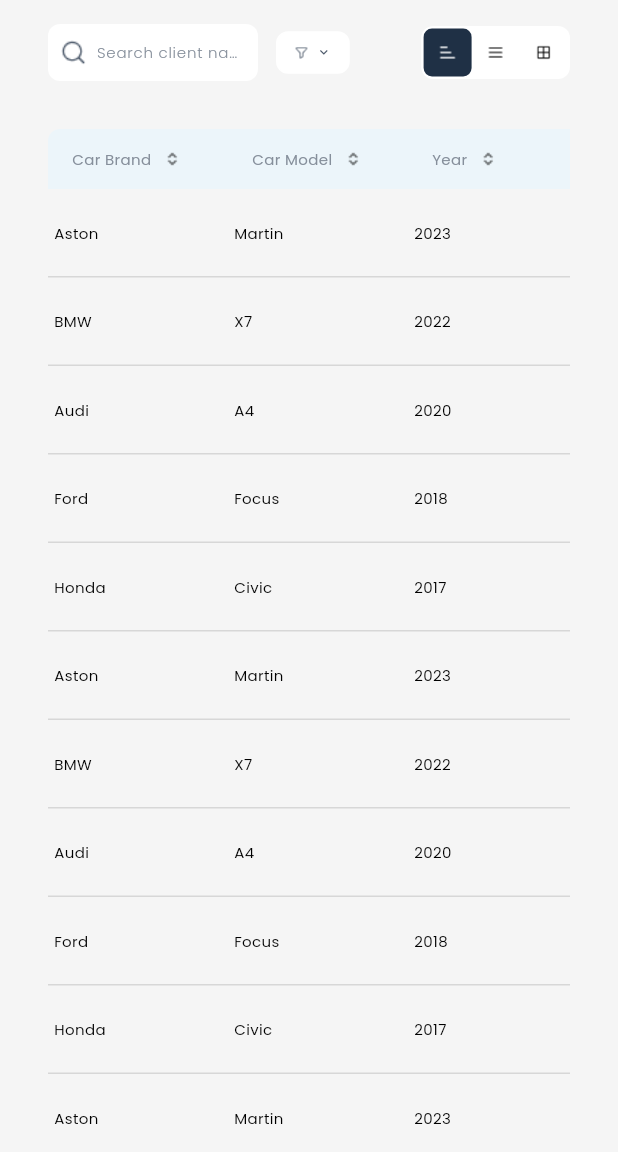
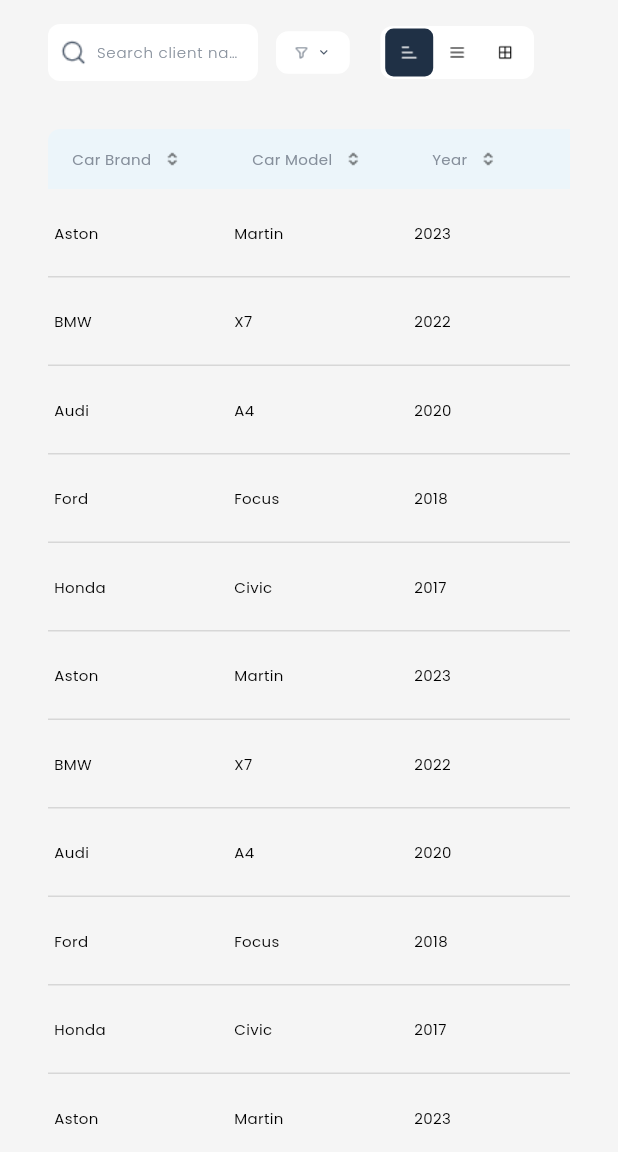
Before and after one commit to huzaifa-huzzi/Car_Rental_Project, a Flutter app: the screen it shows after launch, on a phone screen of 412 x 824 dp, the part 84-1236 px from its top. Run offline on Flutter 3.47's test engine with Material 3 defaults, Android fonts, the phone set to English and light mode, and no system bars; our stand-ins replace get, go_router, google_fonts; network calls fail.

Commit message:
Some of the changes done in the cardListHeaderWidget

```diff
--- a/lib/Car Inventory/Car Directory/ReusableWidget/CardListHeaderWidget.dart
+++ b/lib/Car Inventory/Car Directory/ReusableWidget/CardListHeaderWidget.dart
@@ -25,7 +25,9 @@ class CardListHeaderWidget extends StatelessWidget {
   Widget build(BuildContext context) {
     bool isMobile = AppSizes.isMobile(context);
     final CarInventoryController controller = Get.put(CarInventoryController());
-    final double buttonHeight = isMobile ? 38.0 : AppSizes.buttonHeight(context) * 0.8;
+    final double buttonHeight = isMobile
+        ? 38.0
+        : AppSizes.buttonHeight(context) * 0.8;
     bool isWeb = AppSizes.isWeb(context);
     bool isTablet = AppSizes.isTablet(context);
 
@@ -100,10 +102,13 @@ class CardListHeaderWidget extends StatelessWidget {
 
               // RIGHT SECTION
               Obx(() {
-                return Container(
+                return Row(
+                  mainAxisSize: MainAxisSize.min,
+                  children: [
+                    Container(
                       padding: EdgeInsets.symmetric(
                         vertical: AppSizes.padding(context) * 0.1,
-                    horizontal: AppSizes.padding(context) * 0.1,
+                        horizontal: AppSizes.padding(context) * 0.2,
                       ),
                       decoration: BoxDecoration(
                         color: Colors.white,
@@ -137,14 +142,14 @@ class CardListHeaderWidget extends StatelessWidget {
                           ),
                         ],
                       ),
+                    ),
+                    SizedBox(width: AppSizes.padding(context) * 1.5),
+                    if (isWeb)
+                      AddButton(text: "Add Car", width: 120, onTap: () {}),
+                  ],
                 );
               }),
-              if (isWeb)
-                AddButton(
-                  text: "Add Car",
-                  width: 120,
-                  onTap: () {},
-                ),
+
             ],
           ),
         ),
```
Lines whose indentation alone changed are shown as unchanged.
